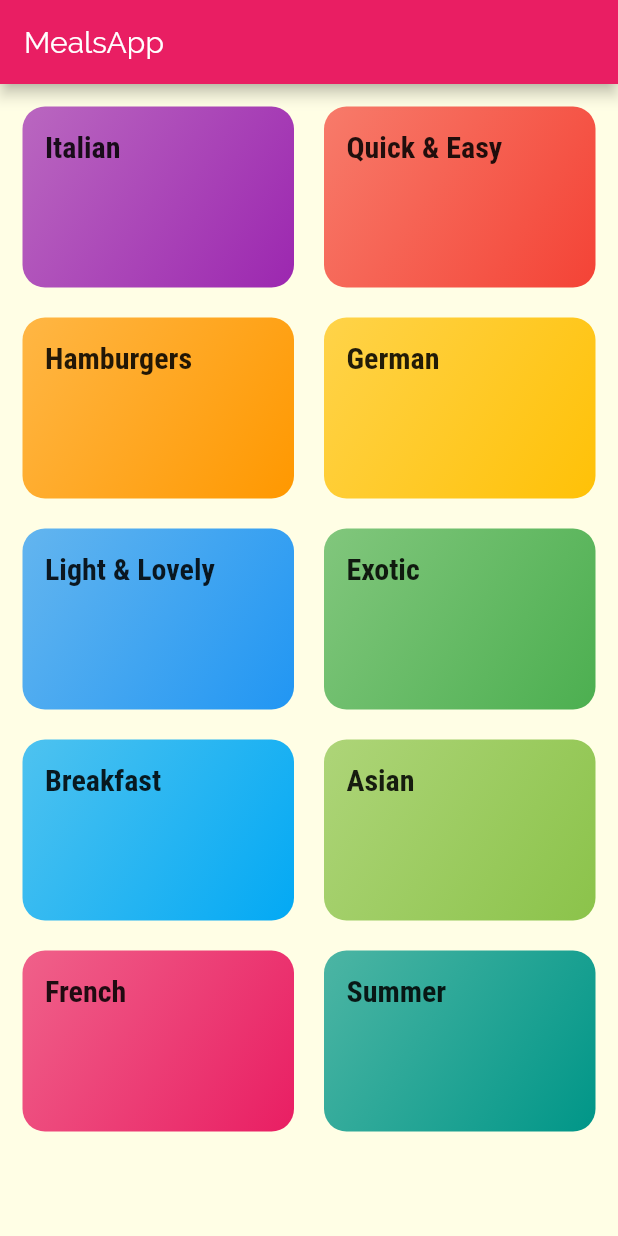
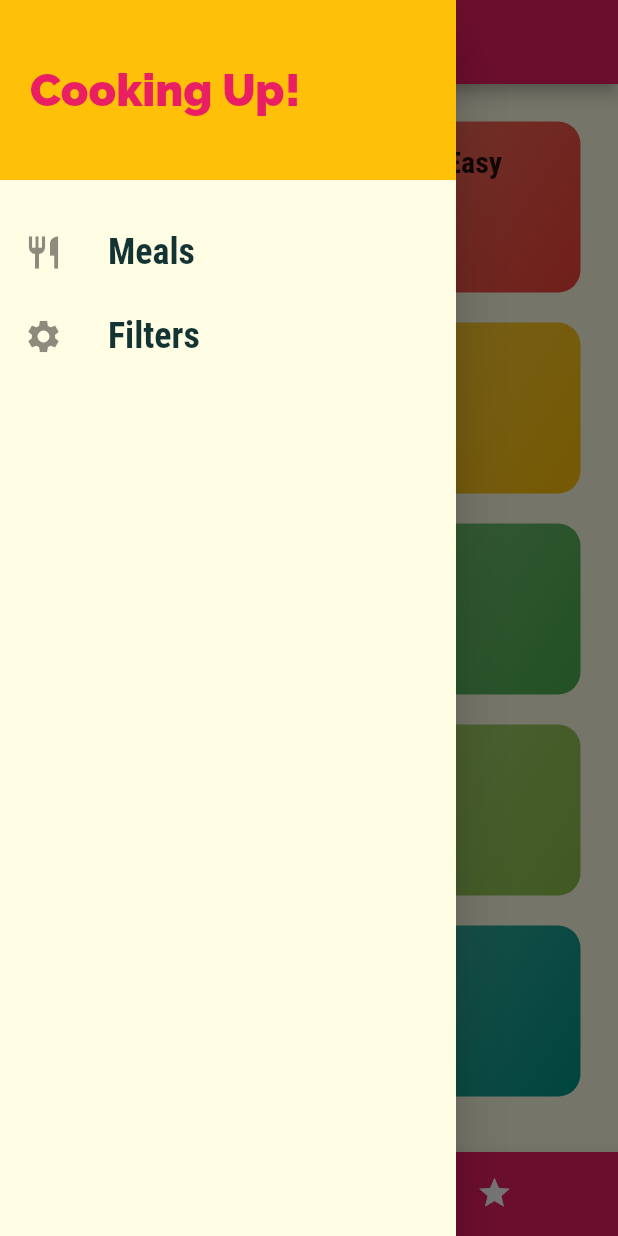
Before and after one commit to AditiAgarwal17/meals_app, a Flutter app: the screen it shows after launch, with the side drawer open (before the commit the screen has no drawer), on a phone screen of 412 x 824 dp. Run offline on Flutter 3.47's test engine with Material 2 defaults, Android fonts, the phone set to English and light mode, and no system bars.

Commit message:
Initial commit

```diff
--- a/lib/main.dart
+++ b/lib/main.dart
@@ -1,12 +1,71 @@
 import 'package:flutter/material.dart';
-import 'package:meals_app/screens/meal_detail_screen.dart';
+
+import './dummy_data.dart';
+import './screens/filters_screen.dart';
+import './screens/tabs_screen.dart';
+import './screens/meal_detail_screen.dart';
 import './screens/category_meals_screen.dart';
 import './screens/categories_screen.dart';
-import './screens/meal_detail_screen.dart';
+import './models/meal.dart';
 
 void main() => runApp(MyApp());
 
-class MyApp extends StatelessWidget {
+class MyApp extends StatefulWidget {
+  @override
+  _MyAppState createState() => _MyAppState();
+}
+
+class _MyAppState extends State<MyApp> {
+  Map<String, bool> _filters = {
+    'gluten': false,
+    'lactose': false,
+    'vegan': false,
+    'vegetarian': false,
+  };
+  List<Meal> _availableMeals = DUMMY_MEALS;
+  List<Meal> _favoriteMeals = [];
+
+  void _setFilters(Map<String, bool> filterData) {
+    setState(() {
+      _filters = filterData;
+      _availableMeals = DUMMY_MEALS.where((meal) {
+        if (_filters['gluten'] && !meal.isGlutenFree) {
+          return false;
+        }
+        if (_filters['lactose'] && !meal.isLactoseFree) {
+          return false;
+        }
+        if (_filters['vegan'] && !meal.isVegan) {
+          return false;
+        }
+        if (_filters['vegetarian'] && !meal.isVegetarian) {
+          return false;
+        }
+        return true;
+      }).toList();
+    });
+  }
+
+  void _toggleFavorite(String mealId) {
+    final existingIndex =
+        _favoriteMeals.indexWhere((meal) => meal.id == mealId);
+    if (existingIndex >= 0) {
+      setState(() {
+        _favoriteMeals.removeAt(existingIndex);
+      });
+    } else {
+      setState(() {
+        _favoriteMeals.add(
+          DUMMY_MEALS.firstWhere((meal) => meal.id == mealId),
+        );
+      });
+    }
+  }
+
+  bool _isMealFavorite(String mealId) {
+    return _favoriteMeals.any((meal) => meal.id == mealId);
+  }
+
   @override
   Widget build(BuildContext context) {
     return MaterialApp(
@@ -17,24 +76,27 @@ class MyApp extends StatelessWidget {
         canvasColor: Color.fromRGBO(255, 254, 229, 1),
         fontFamily: 'Raleway',
         textTheme: ThemeData.light().textTheme.copyWith(
-            body1: TextStyle(
+              bodyText1: TextStyle(
                 color: Color.fromRGBO(20, 51, 51, 1),
               ),
-            body2: TextStyle(
+              bodyText2: TextStyle(
                 color: Color.fromRGBO(20, 51, 51, 1),
               ),
-            title: TextStyle(
+              headline6: TextStyle(
                 fontSize: 20,
                 fontFamily: 'RobotoCondensed',
                 fontWeight: FontWeight.bold,
-            )),
               ),
-      //home: CategoriesScreen(),
+            ),
+      ),
       initialRoute: '/',
       routes: {
-        '/': (ctx) => CategoriesScreen(),
-        CategoryMealsScreen.routeName: (ctx) => CategoryMealsScreen(),
-        MealDetailScreen.routeName: (ctx) => MealDetailScreen(),
+        '/': (ctx) => TabsScreen(_favoriteMeals),
+        CategoryMealsScreen.routeName: (ctx) =>
+            CategoryMealsScreen(_availableMeals),
+        MealDetailScreen.routeName: (ctx) =>
+            MealDetailScreen(_toggleFavorite, _isMealFavorite),
+        FiltersScreen.routeName: (ctx) => FiltersScreen(_filters, _setFilters),
       },
       onUnknownRoute: (settings) {
         return MaterialPageRoute(builder: (ctx) => CategoriesScreen());
--- a/lib/screens/categories_screen.dart
+++ b/lib/screens/categories_screen.dart
@@ -1,19 +1,19 @@
 import 'package:flutter/material.dart';
+
 import '../dummy_data.dart';
 import '../widgets/category_item.dart';
 
 class CategoriesScreen extends StatelessWidget {
   @override
   Widget build(BuildContext context) {
-    return Scaffold(
-      appBar: AppBar(
-        title: const Text('MealsApp'),
-      ),
-      body: GridView(
-        padding: const EdgeInsets.all(15),
+    return GridView(
+      padding: const EdgeInsets.all(25),
       children: DUMMY_CATEGORIES
-            .map((catData) =>
-                CategoryItem(catData.title, catData.color, catData.id))
+          .map((catData) => CategoryItem(
+                catData.id,
+                catData.title,
+                catData.color,
+              ))
           .toList(),
       gridDelegate: SliverGridDelegateWithMaxCrossAxisExtent(
         maxCrossAxisExtent: 200,
@@ -21,7 +21,6 @@ class CategoriesScreen extends StatelessWidget {
         crossAxisSpacing: 20,
         mainAxisSpacing: 20,
       ),
-      ),
     );
   }
 }
--- /dev/null
+++ b/lib/screens/tabs_screen.dart
@@ -0,0 +1,72 @@
+import 'package:flutter/material.dart';
+
+import '../widgets/main_drawer.dart';
+import './favorites_screen.dart';
+import './categories_screen.dart';
+import '../models/meal.dart';
+
+class TabsScreen extends StatefulWidget {
+  final List<Meal> favoriteMeals;
+
+  TabsScreen(this.favoriteMeals);
+
+  @override
+  _TabsScreenState createState() => _TabsScreenState();
+}
+
+class _TabsScreenState extends State<TabsScreen> {
+  List<Map<String, Object>> _pages;
+  int _selectedPageIndex = 0;
+
+  @override
+  void initState() {
+    _pages = [
+      {
+        'page': CategoriesScreen(),
+        'title': 'Categories',
+      },
+      {
+        'page': FavoritesScreen(widget.favoriteMeals),
+        'title': 'Your Favorites',
+      },
+    ];
+    super.initState();
+  }
+
+  void _selectPage(int index) {
+    setState(() {
+      _selectedPageIndex = index;
+    });
+  }
+
+  @override
+  Widget build(BuildContext context) {
+    return Scaffold(
+      appBar: AppBar(
+        title: Text(_pages[_selectedPageIndex]['title']),
+      ),
+      drawer: MainDrawer(),
+      body: _pages[_selectedPageIndex]['page'],
+      bottomNavigationBar: BottomNavigationBar(
+        onTap: _selectPage,
+        backgroundColor: Theme.of(context).primaryColor,
+        unselectedItemColor: Colors.white,
+        selectedItemColor: Theme.of(context).accentColor,
+        currentIndex: _selectedPageIndex,
+        type: BottomNavigationBarType.shifting,
+        items: [
+          BottomNavigationBarItem(
+            backgroundColor: Theme.of(context).primaryColor,
+            icon: Icon(Icons.category),
+            title: Text('Categories'),
+          ),
+          BottomNavigationBarItem(
+            backgroundColor: Theme.of(context).primaryColor,
+            icon: Icon(Icons.star),
+            title: Text('Favorites'),
+          )
+        ],
+      ),
+    );
+  }
+}
--- a/lib/widgets/category_item.dart
+++ b/lib/widgets/category_item.dart
@@ -1,4 +1,5 @@
 import 'package:flutter/material.dart';
+
 import '../screens/category_meals_screen.dart';
 
 class CategoryItem extends StatelessWidget {
@@ -6,12 +7,15 @@ class CategoryItem extends StatelessWidget {
   final String title;
   final Color color;
 
+  CategoryItem(this.id, this.title, this.color);
+
   void selectCategory(BuildContext ctx) {
-    Navigator.of(ctx).pushNamed(CategoryMealsScreen.routeName,
-        arguments: {'id': id, 'title': title});
+    Navigator.of(ctx).pushNamed(CategoryMealsScreen.routeName, arguments: {
+      'id': id,
+      'title': title,
+    });
   }
 
-  CategoryItem(this.title, this.color, this.id);
   @override
   Widget build(BuildContext context) {
     return InkWell(
@@ -22,7 +26,7 @@ class CategoryItem extends StatelessWidget {
         padding: const EdgeInsets.all(15),
         child: Text(
           title,
-          style: Theme.of(context).textTheme.title,
+          style: Theme.of(context).textTheme.headline6,
         ),
         decoration: BoxDecoration(
           gradient: LinearGradient(
--- /dev/null
+++ b/lib/widgets/main_drawer.dart
@@ -0,0 +1,63 @@
+import 'package:flutter/material.dart';
+
+import '../screens/filters_screen.dart';
+
+class MainDrawer extends StatelessWidget {
+  Widget buildListTile(String title, IconData icon, Function tapHandler) {
+    return ListTile(
+      leading: Icon(
+        icon,
+        size: 26,
+      ),
+      title: Text(
+        title,
+        style: TextStyle(
+            fontFamily: 'RobotoCondensed',
+            fontSize: 24,
+            fontWeight: FontWeight.bold),
+      ),
+      onTap: tapHandler,
+    );
+  }
+
+  @override
+  Widget build(BuildContext context) {
+    return Drawer(
+      child: Column(
+        children: <Widget>[
+          Container(
+            height: 120,
+            width: double.infinity,
+            padding: EdgeInsets.all(20),
+            alignment: Alignment.centerLeft,
+            color: Theme.of(context).accentColor,
+            child: Text(
+              'Cooking Up!',
+              style: TextStyle(
+                fontWeight: FontWeight.w900,
+                fontSize: 30,
+                color: Theme.of(context).primaryColor,
+              ),
+            ),
+          ),
+          SizedBox(height: 20),
+          buildListTile(
+            'Meals',
+            Icons.restaurant,
+            () {
+              Navigator.of(context).pushReplacementNamed('/');
+            },
+          ),
+          buildListTile(
+            'Filters',
+            Icons.settings,
+            () {
+              Navigator.of(context)
+                  .pushReplacementNamed(FiltersScreen.routeName);
+            },
+          ),
+        ],
+      ),
+    );
+  }
+}
```
Also changed, not shown: lib/screens/category_meals_screen.dart (+46 -18 lines), lib/screens/favorites_screen.dart (added, +33 -0 lines), lib/screens/filters_screen.dart (added, +129 -0 lines), lib/screens/meal_detail_screen.dart (+19 -2 lines), lib/widgets/meal_item.dart (+21 -29 lines). Lines whose indentation alone changed are shown as unchanged.
